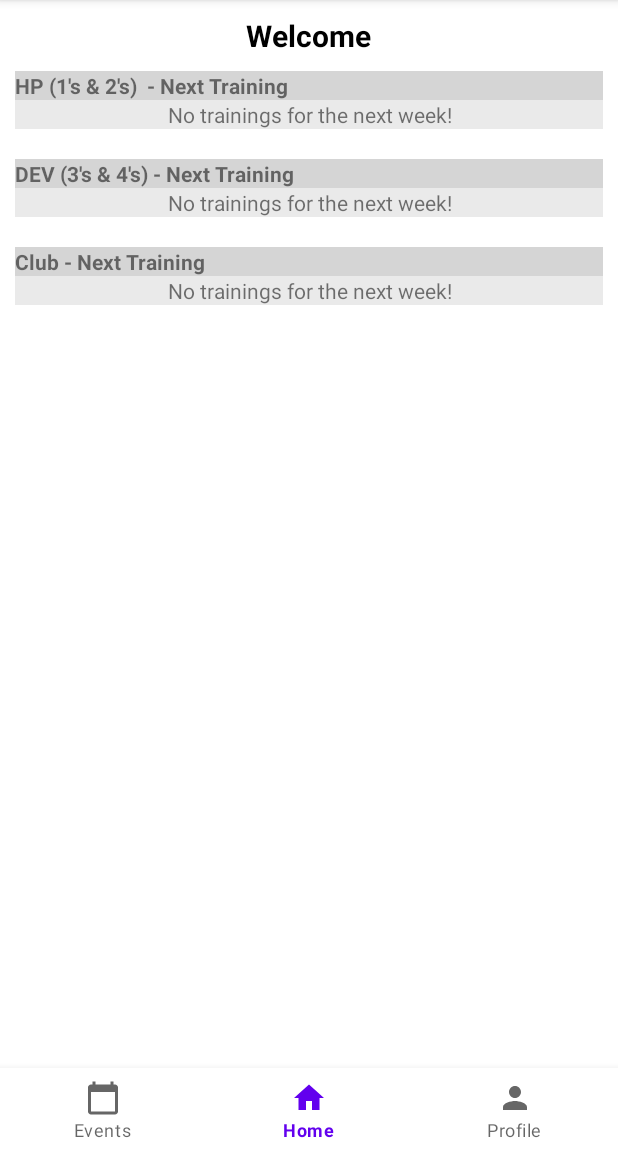
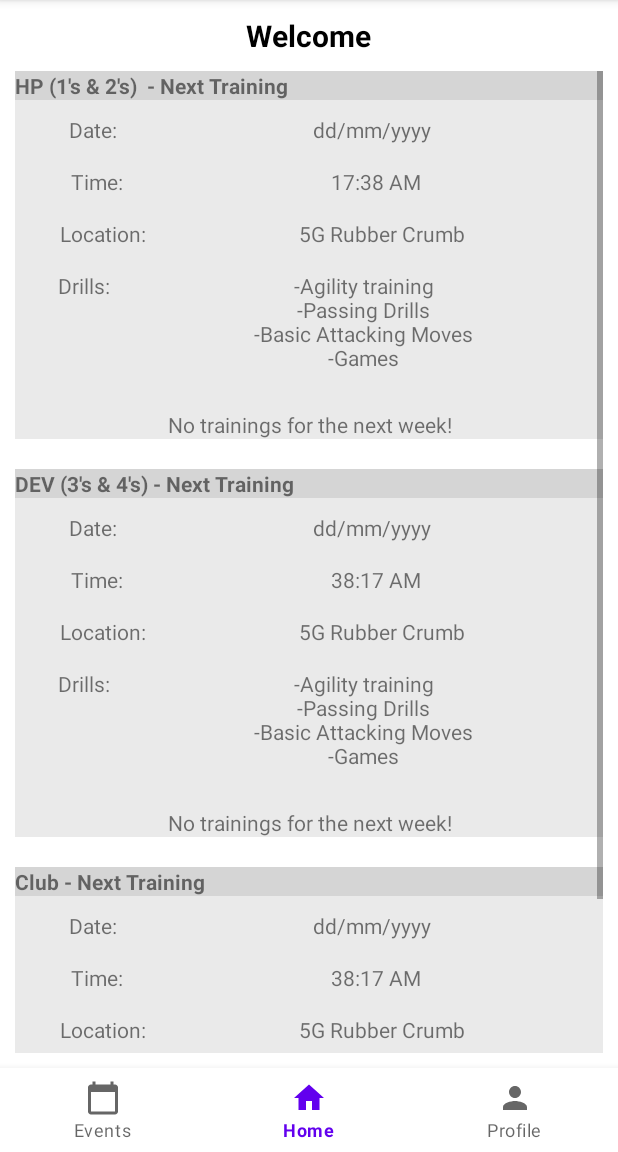
Before and after one commit to MegaBytten/EUTRC-App, an Android app: the HomeFragment screen opened directly, with no data from a screen before it, on a phone screen of 412 x 824 dp, the part 84-1236 px from its top. Run offline under Robolectric (Android 15) with nearby library versions, the phone set to English and light mode, and no system bars; network calls fail; 3 statements that could not run were skipped.

Commit message:
Coach's Update (0.2)  - Trainings can now officially be published from the app  - Only coaches (manually registered) are able to publish trainings  - Removed one-time init for upcoming trainings:    * upcoming trainings loaded every time user enters homeFragment    * relatively expensive processing - but ensures user gets updated trainings on both events/home fragment
 TODO:
 - add functionality behind "delete training" button!
 - bug fixing (*ಠ_ಠ;)

```diff
--- a/app/src/main/java/org/megabytten/exetertouchapp/HomeActivity.java
+++ b/app/src/main/java/org/megabytten/exetertouchapp/HomeActivity.java
@@ -1,6 +1,5 @@
 package org.megabytten.exetertouchapp;
 
-import android.app.Activity;
 import android.os.Bundle;
 
 import androidx.appcompat.app.AppCompatActivity;
@@ -11,10 +10,10 @@ import androidx.fragment.app.FragmentTransaction;
 import com.google.android.material.bottomnavigation.BottomNavigationView;
 
 import org.megabytten.exetertouchapp.databinding.ActivityHomeBinding;
-import org.megabytten.exetertouchapp.homefragments.CreateTrainingFragment;
 import org.megabytten.exetertouchapp.homefragments.EventsFragment;
 import org.megabytten.exetertouchapp.homefragments.HomeFragment;
 import org.megabytten.exetertouchapp.homefragments.ProfileFragment;
+import org.megabytten.exetertouchapp.utils.User;
 
 public class HomeActivity extends AppCompatActivity {
 
--- a/app/src/main/java/org/megabytten/exetertouchapp/LauncherActivity.java
+++ b/app/src/main/java/org/megabytten/exetertouchapp/LauncherActivity.java
@@ -9,6 +9,8 @@ import android.widget.TextView;
 import android.widget.Toast;
 
 import androidx.appcompat.app.AppCompatActivity;
+
+import org.megabytten.exetertouchapp.utils.User;
 
 import java.io.BufferedReader;
 import java.io.DataOutputStream;
--- a/app/src/main/java/org/megabytten/exetertouchapp/SignupActivity.java
+++ b/app/src/main/java/org/megabytten/exetertouchapp/SignupActivity.java
@@ -7,6 +7,8 @@ import android.widget.TextView;
 import android.widget.Toast;
 
 import androidx.appcompat.app.AppCompatActivity;
+
+import org.megabytten.exetertouchapp.utils.User;
 
 import java.io.BufferedReader;
 import java.io.DataOutputStream;
--- a/app/src/main/java/org/megabytten/exetertouchapp/homefragments/CreateTrainingFragment.java
+++ b/app/src/main/java/org/megabytten/exetertouchapp/homefragments/CreateTrainingFragment.java
@@ -18,7 +18,6 @@ import androidx.fragment.app.FragmentTransaction;
 
 import org.megabytten.exetertouchapp.HomeActivity;
 import org.megabytten.exetertouchapp.R;
-import org.megabytten.exetertouchapp.SignupActivity;
 
 import java.time.LocalDate;
 import java.time.ZoneId;
@@ -46,7 +45,6 @@ public class CreateTrainingFragment extends Fragment {
     }
 
     private static final String ARG_PARAM_TEAM = "paramTeam";
-    private static final String ARG_PARAM_DATE = "paramDate";
     private static final String ARG_PARAM_TIME = "paramTime";
     private static final String ARG_PARAM_LOCATION = "paramLocation";
     private static final String ARG_PARAM_DRILLS = "paramDrills";
--- a/app/src/main/java/org/megabytten/exetertouchapp/homefragments/EventsFragment.java
+++ b/app/src/main/java/org/megabytten/exetertouchapp/homefragments/EventsFragment.java
@@ -15,9 +15,9 @@ import androidx.fragment.app.Fragment;
 import org.json.JSONArray;
 import org.json.JSONException;
 import org.json.JSONObject;
-import org.megabytten.exetertouchapp.CustomTextView;
+import org.megabytten.exetertouchapp.utils.CustomTextView;
 import org.megabytten.exetertouchapp.R;
-import org.megabytten.exetertouchapp.Training;
+import org.megabytten.exetertouchapp.utils.Training;
 
 import java.io.BufferedReader;
 import java.io.IOException;
--- a/app/src/main/java/org/megabytten/exetertouchapp/homefragments/HomeFragment.java
+++ b/app/src/main/java/org/megabytten/exetertouchapp/homefragments/HomeFragment.java
@@ -17,8 +17,8 @@ import org.json.JSONException;
 import org.json.JSONObject;
 import org.megabytten.exetertouchapp.HomeActivity;
 import org.megabytten.exetertouchapp.R;
-import org.megabytten.exetertouchapp.Training;
-import org.megabytten.exetertouchapp.User;
+import org.megabytten.exetertouchapp.utils.Training;
+import org.megabytten.exetertouchapp.utils.User;
 
 import java.io.BufferedReader;
 import java.io.IOException;
@@ -36,7 +36,6 @@ public class HomeFragment extends Fragment {
 
     //Training-pulling specific data/variables
     Training hpTraining, dvTraining, cbTraining;
-    static boolean jsonPulled; //needs to be static!!
 
 
     public static HomeFragment getInstance(){
@@ -65,29 +64,16 @@ public class HomeFragment extends Fragment {
             welcomeTxt.setText("Welcome player " + User.getInstance().getFirstName());
         }
 
-        //check if JSON has been pulled - if not, first time set up, if yes, just load
-        //pull training info async - if hasnt been pulled before!
-        if (!jsonPulled){
+        //updates upcoming trainings!
         Thread newVerifThread = new Thread(() -> {
             System.out.println("New Thread launched. Pulling Training JSON then Loading it.");
             try {
-                    jsonPulled = true;
                 pullTrainingJSON();
             } catch (IOException | JSONException e) {
                 e.printStackTrace();
             }
         });
         newVerifThread.start();
-        } else {
-            //this needs to occur or textviews will display default information from .xml!
-            getActivity().runOnUiThread(() -> {
-                try {
-                    loadTrainingInfo();
-                } catch (JSONException e) {
-                    e.printStackTrace();
-                }
-            });
-        }
 
         //do communal stuff
 
@@ -242,6 +228,9 @@ public class HomeFragment extends Fragment {
     }
 
     public void onDeleteTrainingBtn(){
-
+        // TODO: 4/8/22
+//          - ADD functionality to delete training button!
+//          - Launch a deleteTraining fragment view, which displays all trainings
+//          - OR allows entering the date, team and time of date, which then searches through the DB and deletes it
     }
 }
--- a/app/src/main/java/org/megabytten/exetertouchapp/User.java
+++ b/app/src/main/java/org/megabytten/exetertouchapp/utils/User.java
@@ -1,4 +1,4 @@
-package org.megabytten.exetertouchapp;
+package org.megabytten.exetertouchapp.utils;
 
 public class User {
 
--- a/app/src/main/res/layout/fragment_home.xml
+++ b/app/src/main/res/layout/fragment_home.xml
@@ -49,7 +49,7 @@
                 <ScrollView
                     android:id="@+id/hpTrainingContainer"
                     android:layout_width="match_parent"
-                    android:layout_height="200dp"
+                    android:layout_height="wrap_content"
                     android:padding="10dp">
                     <!-- This layout holds all child components and stacks them veritcally -->
                     <LinearLayout
@@ -222,7 +222,7 @@
                 <ScrollView
                     android:id="@+id/dvTrainingContainer"
                     android:layout_width="match_parent"
-                    android:layout_height="200dp"
+                    android:layout_height="wrap_content"
                     android:padding="10dp">
                     <!-- This layout holds all child components and stacks them veritcally -->
                     <LinearLayout
@@ -389,7 +389,7 @@
                 <ScrollView
                     android:id="@+id/cbTrainingContainer"
                     android:layout_width="match_parent"
-                    android:layout_height="200dp"
+                    android:layout_height="wrap_content"
                     android:padding="10dp">
                     <!-- This layout holds all child components and stacks them veritcally -->
                     <LinearLayout
```
Also changed, not shown: app/src/main/java/org/megabytten/exetertouchapp/VerificationActivity.java (+2 -5 lines), app/src/main/java/org/megabytten/exetertouchapp/homefragments/ConfirmActionFragment.java (+83 -4 lines), app/src/main/java/org/megabytten/exetertouchapp/homefragments/ProfileFragment.java (+10 -0 lines), app/src/main/java/org/megabytten/exetertouchapp/utils/CustomTextView.java (renamed from app/src/main/java/org/megabytten/exetertouchapp/CustomTextView.java, +2 -5 lines), app/src/main/java/org/megabytten/exetertouchapp/utils/Training.java (renamed from app/src/main/java/org/megabytten/exetertouchapp/Training.java, +4 -4 lines). Lines whose indentation alone changed are shown as unchanged.
